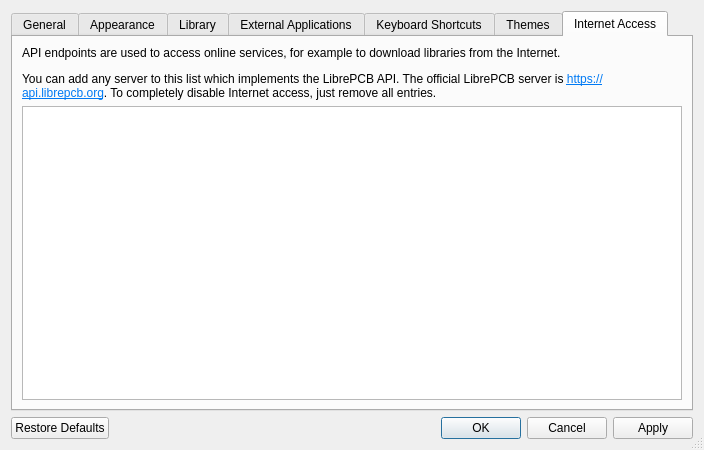
First picture: the form in libs/librepcb/editor/workspace/workspacesettingsdialog.ui, repository LibrePCB/LibrePCB, before the edit.
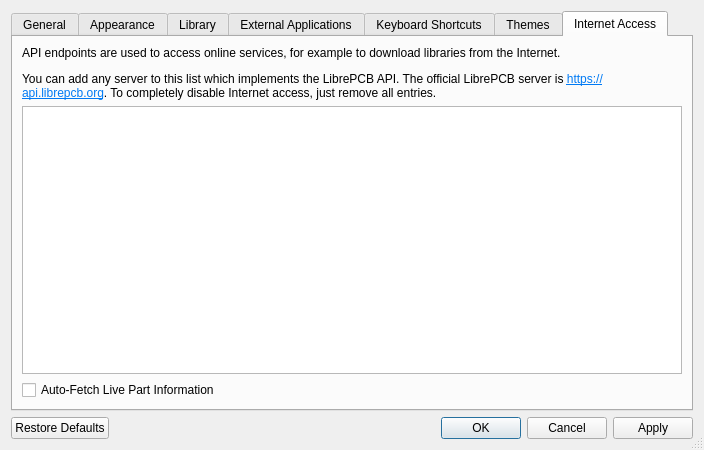
Second picture: the form after the edit. The open tabs and pages were chosen to show the change. Icons and pictures are not drawn. Custom widgets are drawn as their Qt base class.

Commit message: WorkspaceSettings: Allow configuring part info autofetch

Diff of the .ui file:
```diff
--- a/libs/librepcb/editor/workspace/workspacesettingsdialog.ui
+++ b/libs/librepcb/editor/workspace/workspacesettingsdialog.ui
@@ -770,6 +770,16 @@
          </attribute>
         </widget>
        </item>
+       <item>
+        <widget class="QCheckBox" name="cbxAutofetchLivePartInformation">
+         <property name="toolTip">
+          <string>&lt;p&gt;Allow the editors to automatically display live information about parts (lifecycle status, stock availability, price, ...) by requesting it from the configured API endpoints.&lt;/p&gt;&lt;p&gt;This may generate many API requests, especially while adding components to schematics.&lt;/p&gt;&lt;p&gt;If this feature is disabled, no such API requests are made (and no live information is displayed) without explicit user interaction.&lt;/p&gt;</string>
+         </property>
+         <property name="text">
+          <string>Auto-Fetch Live Part Information</string>
+         </property>
+        </widget>
+       </item>
       </layout>
      </widget>
     </widget>
```
The commit also changes 3 other files.
